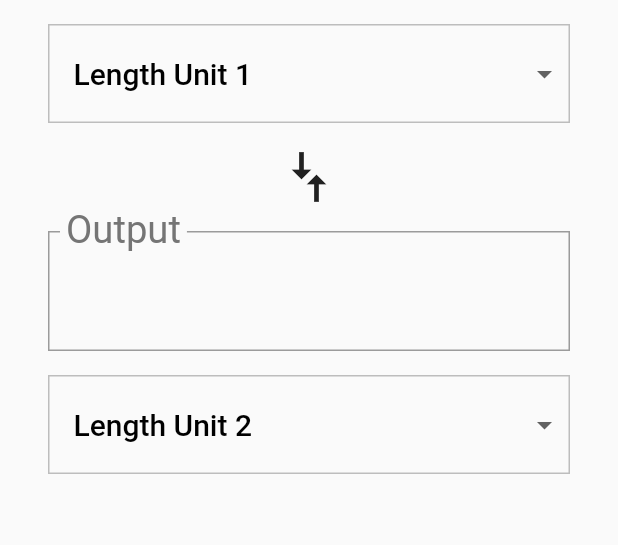
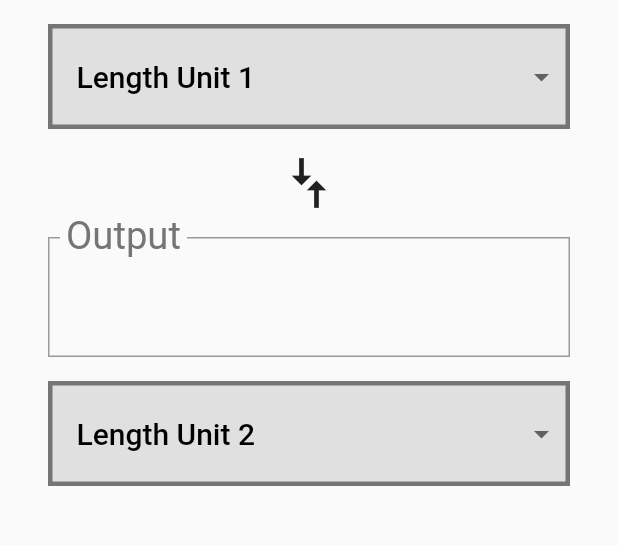
Before and after one commit to nishi17/flutter_TextInput_Dropdown, a Flutter app: the screen it shows after launch, after a tap on "Length", on a phone screen of 412 x 824 dp, the part 252-797 px from its top. Run offline on Flutter 3.47's test engine with Material 2 defaults, Android fonts, the phone set to English and light mode, and no system bars.

Commit message:
no message

```diff
--- a/lib/category_route.dart
+++ b/lib/category_route.dart
@@ -2,7 +2,7 @@ import 'package:flutter/material.dart';
 import 'package:flutter_text_input/category.dart';
 import 'package:flutter_text_input/unit.dart';
 
-final _backgroundColor = Colors.green[100];
+final _backgroundColor = Colors.pink[200];
 
 
 class CategoryRoute extends StatefulWidget {
@@ -123,7 +123,7 @@ class _CategoryRouteState extends State<CategoryRoute> {
   Widget build(BuildContext context) {
 
     final listView = Container(
-      color: _backgroundColor,
+      color: Colors.pink[100],
       padding: EdgeInsets.symmetric(horizontal: 8.0),
       child: _buildCategoryWidgets(),
     );
--- a/lib/converter_route.dart
+++ b/lib/converter_route.dart
@@ -172,10 +172,10 @@ class _ConverterRouteState extends State<ConverterRoute> {
       margin: EdgeInsets.only(top: 16.0),
       decoration: BoxDecoration(
         // This sets the color of the [DropdownButton] itself
-        color: Colors.grey[50],
+        color: Colors.grey[300],
         border: Border.all(
-          color: Colors.grey[400],
-          width: 1.0,
+          color: Colors.grey[600],
+          width: 3.0,
         ),
       ),
       padding: EdgeInsets.symmetric(vertical: 8.0),
```
